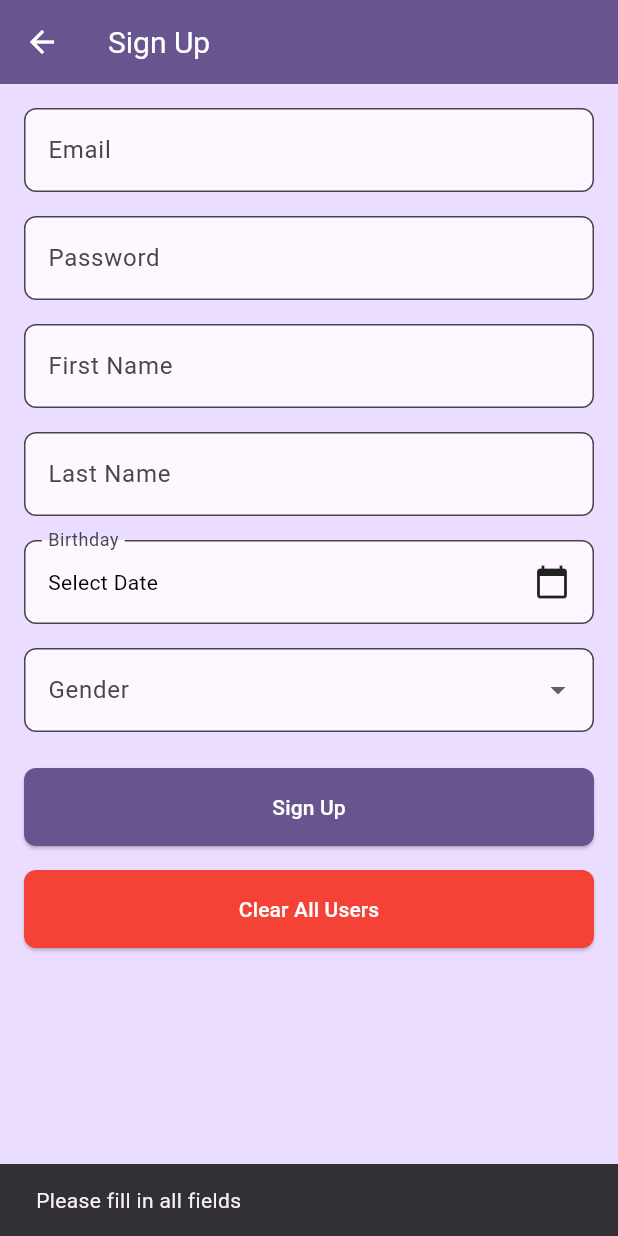
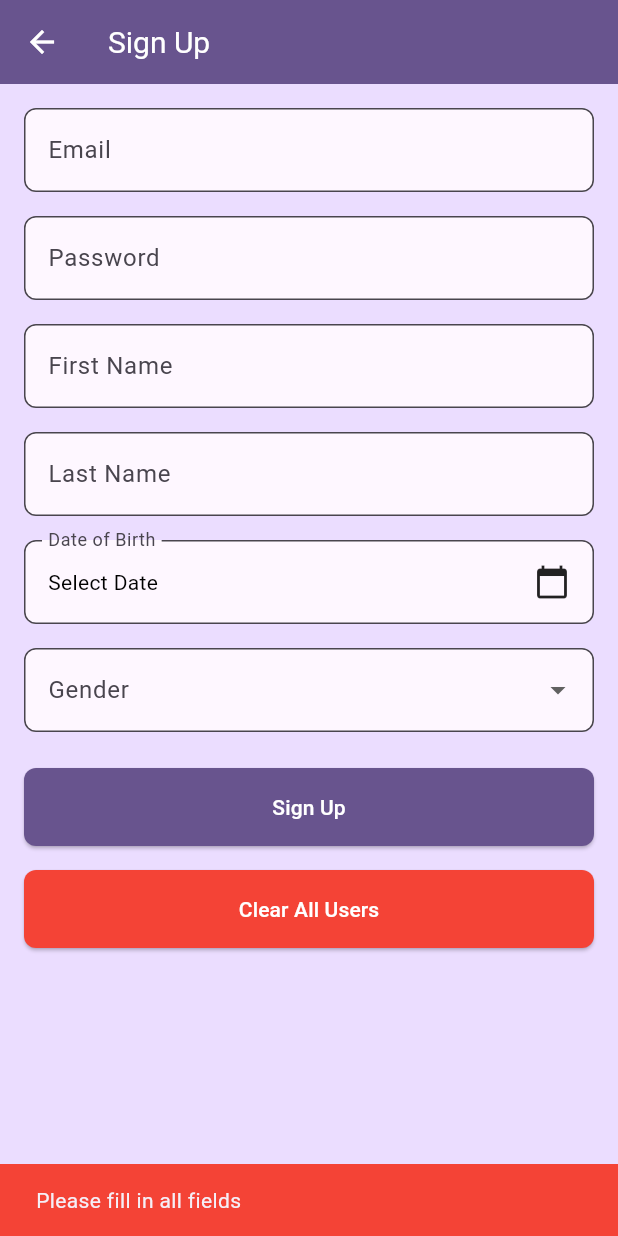
Before and after one commit to Devanand-Sharma/medication-dispenser, a Flutter app: the SignUpScreen screen opened by its route, after a tap on "Sign Up", on a phone screen of 412 x 824 dp. Run offline on Flutter 3.47's test engine with Material 3 defaults, Android fonts, the phone set to English and light mode, and no system bars; our stand-ins replace animated_text_kit, calendar_view, flutter_riverpod, gap, hive, hive_flutter and 2 more; accounts and stored records are empty.

Commit message:
Change snackbar colour to better reflect result of operation + change Birthday to DoB

```diff
--- a/lib/database_manager/data/dummy_users.dart
+++ b/lib/database_manager/data/dummy_users.dart
@@ -8,7 +8,7 @@ class UserUtils {
       password: 'password123',
       firstName: 'John',
       lastName: 'Doe',
-      birthday: DateTime(1990, 1, 1),
+      dateOfBirth: DateTime(1990, 1, 1),
       gender: 'Male',
     );
 
--- a/lib/database_manager/models/user.dart
+++ b/lib/database_manager/models/user.dart
@@ -17,7 +17,7 @@ class User extends HiveObject {
   String? lastName;
 
   @HiveField(4)
-  DateTime? birthday;
+  DateTime? dateOfBirth;
 
   @HiveField(5)
   String? gender;
@@ -27,7 +27,7 @@ class User extends HiveObject {
     required this.password,
     this.firstName,
     this.lastName,
-    this.birthday,
+    this.dateOfBirth,
     this.gender,
   });
 }
--- a/lib/screens/signup.dart
+++ b/lib/screens/signup.dart
@@ -17,7 +17,7 @@ class _SignUpScreenState extends State<SignUpScreen> {
   final TextEditingController _firstNameController = TextEditingController();
   final TextEditingController _lastNameController = TextEditingController();
   String? _selectedGender;
-  DateTime? _selectedDate;
+  DateTime? _selectedDateOfBirth;
 
   @override
   void initState() {
@@ -45,7 +45,7 @@ class _SignUpScreenState extends State<SignUpScreen> {
     print('Attempting to sign up - Email: $email, Password: $password, First Name: $firstName, Last Name: $lastName');
 
     if (email.isEmpty || password.isEmpty || firstName.isEmpty || lastName.isEmpty) {
-      _showSnackBar('Please fill in all fields');
+      _showSnackBar('Please fill in all fields', isError: true);
       return;
     }
 
@@ -54,7 +54,7 @@ class _SignUpScreenState extends State<SignUpScreen> {
       password: password,
       firstName: firstName,
       lastName: lastName,
-      birthday: _selectedDate,
+      dateOfBirth: _selectedDateOfBirth,
       gender: _selectedGender,
     );
 
@@ -75,28 +75,29 @@ class _SignUpScreenState extends State<SignUpScreen> {
       Navigator.of(context).pop();
     } catch (e) {
       print('Error during sign up: $e');
-      if (mounted) _showSnackBar('An error occurred during sign up: $e');
+      if (mounted) _showSnackBar('An error occurred during sign up: $e', isError: true);
     }
   }
 
-  void _showSnackBar(String message) {
+  void _showSnackBar(String message, {bool isError = false}) {
     ScaffoldMessenger.of(context).showSnackBar(
-      SnackBar(content: Text(message)),
+      SnackBar(
+        content: Text(message),
+        backgroundColor: isError ? Colors.red : Colors.green,
+      ),
     );
-  }  Future<void> _clearUsers() async {
+  }
+
+  Future<void> _clearUsers() async {
     try {
       final userBox = await Hive.openBox<User>('users');
       await userBox.clear();
       print('All users cleared. Current box length: ${userBox.length}');
       await userBox.close();
-      ScaffoldMessenger.of(context).showSnackBar(
-        const SnackBar(content: Text('All users cleared')),
-      );
+      _showSnackBar('All users cleared');
     } catch (e) {
       print('Error clearing users: $e');
-      ScaffoldMessenger.of(context).showSnackBar(
-        SnackBar(content: Text('Error clearing users: $e')),
-      );
+      _showSnackBar('Error clearing users: $e', isError: true);
     }
   }
 
@@ -176,15 +177,15 @@ class _SignUpScreenState extends State<SignUpScreen> {
                     firstDate: DateTime(1900),
                     lastDate: DateTime.now(),
                   );
-                  if (picked != null && picked != _selectedDate) {
+                  if (picked != null && picked != _selectedDateOfBirth) {
                     setState(() {
-                      _selectedDate = picked;
+                      _selectedDateOfBirth = picked;
                     });
                   }
                 },
                 child: InputDecorator(
                   decoration: InputDecoration(
-                    labelText: 'Birthday',
+                    labelText: 'Date of Birth',
                     fillColor: Theme.of(context).colorScheme.surface,
                     filled: true,
                     border: OutlineInputBorder(
@@ -195,9 +196,9 @@ class _SignUpScreenState extends State<SignUpScreen> {
                     mainAxisAlignment: MainAxisAlignment.spaceBetween,
                     children: [
                       Text(
-                        _selectedDate == null
+                        _selectedDateOfBirth == null
                             ? 'Select Date'
-                            : '${_selectedDate!.month}/${_selectedDate!.day}/${_selectedDate!.year}',
+                            : '${_selectedDateOfBirth!.month}/${_selectedDateOfBirth!.day}/${_selectedDateOfBirth!.year}',
                         style: const TextStyle(color: Colors.black),
                       ),
                       const Icon(Icons.calendar_today),
```
Also changed, not shown: lib/screens/login.dart (+8 -5 lines), lib/database_manager/models/user.g.dart.
